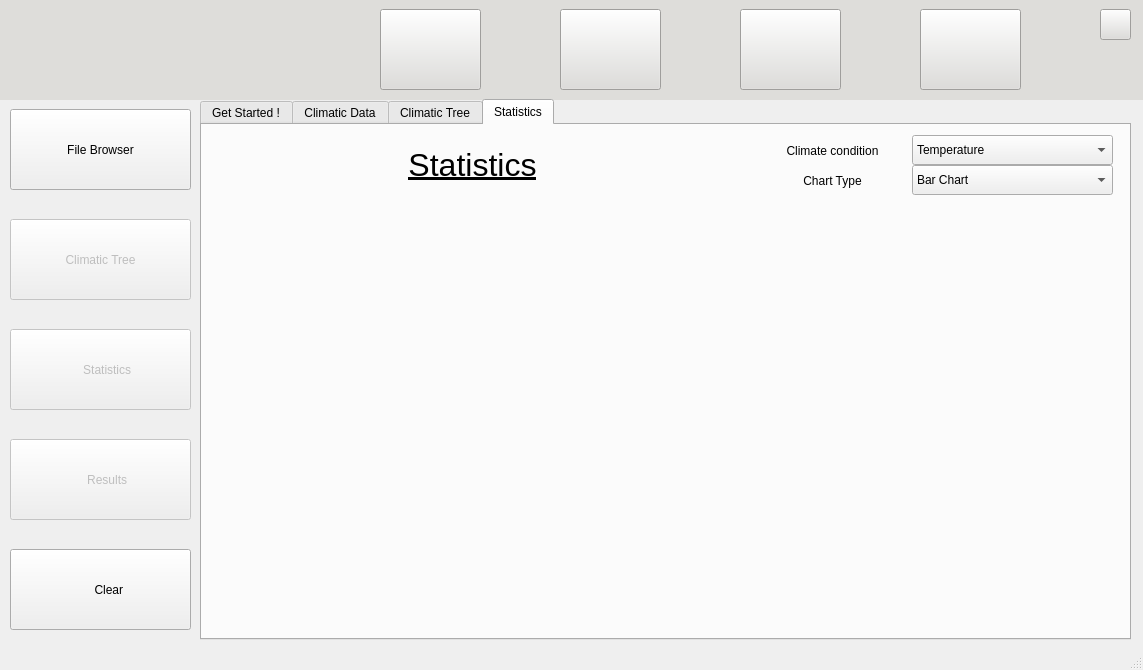
Before: the Qt Designer form scripts/Qt/main.ui in tahiri-lab/iPhyloGeo_plus_plus, drawn with Qt 5.
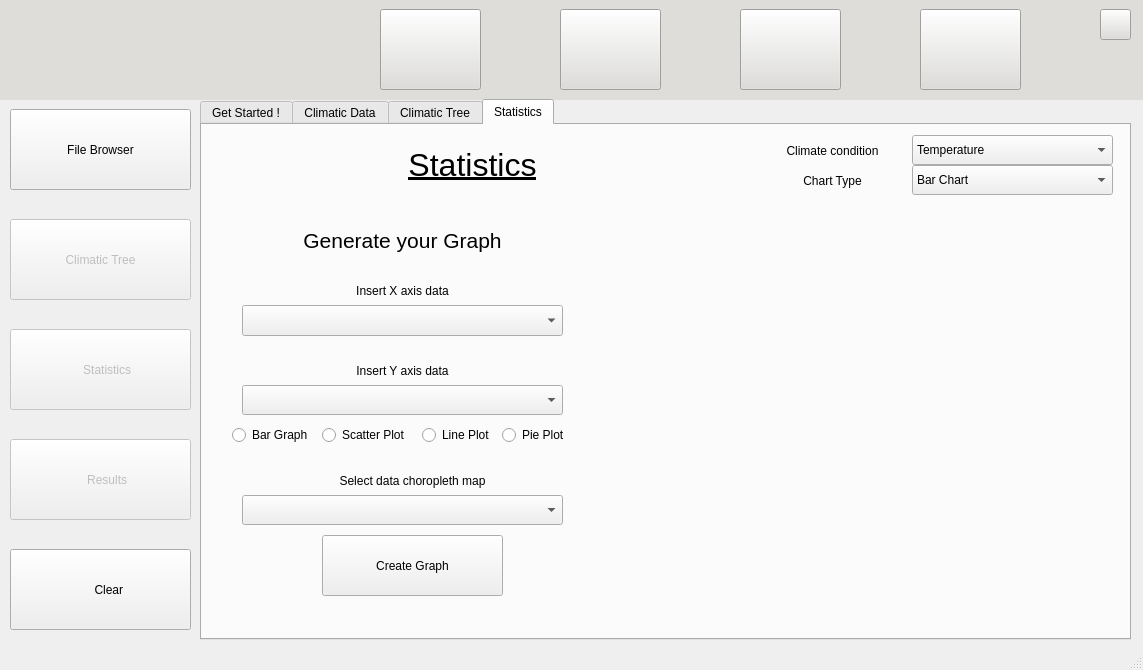
After: the same form once the commit is applied. The open tabs and pages were chosen to show the change. Icons and pictures are not drawn.

Commit message: add the stat sattings to the main.ui

Patch:
```diff
--- a/scripts/Qt/main.ui
+++ b/scripts/Qt/main.ui
@@ -1825,21 +1825,21 @@
          <widget class="QLabel" name="ClimaticChart">
           <property name="geometry">
            <rect>
-            <x>0</x>
-            <y>110</y>
-            <width>911</width>
+            <x>30</x>
+            <y>90</y>
+            <width>340</width>
             <height>391</height>
            </rect>
           </property>
           <property name="minimumSize">
            <size>
-            <width>911</width>
+            <width>340</width>
             <height>391</height>
            </size>
           </property>
           <property name="maximumSize">
            <size>
-            <width>911</width>
+            <width>340</width>
             <height>391</height>
            </size>
           </property>
@@ -1847,6 +1847,272 @@
            <string/>
           </property>
          </widget>
+         <widget class="QLabel" name="ClimaticChart_2">
+          <property name="geometry">
+           <rect>
+            <x>390</x>
+            <y>90</y>
+            <width>520</width>
+            <height>391</height>
+           </rect>
+          </property>
+          <property name="minimumSize">
+           <size>
+            <width>520</width>
+            <height>391</height>
+           </size>
+          </property>
+          <property name="maximumSize">
+           <size>
+            <width>520</width>
+            <height>391</height>
+           </size>
+          </property>
+          <property name="text">
+           <string/>
+          </property>
+         </widget>
+         <widget class="QLabel" name="ClimaticChartSetingsTitle">
+          <property name="geometry">
+           <rect>
+            <x>50</x>
+            <y>90</y>
+            <width>301</width>
+            <height>51</height>
+           </rect>
+          </property>
+          <property name="font">
+           <font>
+            <pointsize>16</pointsize>
+           </font>
+          </property>
+          <property name="whatsThis">
+           <string/>
+          </property>
+          <property name="text">
+           <string>Generate your Graph</string>
+          </property>
+          <property name="alignment">
+           <set>Qt::AlignCenter</set>
+          </property>
+         </widget>
+         <widget class="QLabel" name="ClimaticChartSetingsTextAxisX">
+          <property name="geometry">
+           <rect>
+            <x>120</x>
+            <y>150</y>
+            <width>161</width>
+            <height>31</height>
+           </rect>
+          </property>
+          <property name="whatsThis">
+           <string/>
+          </property>
+          <property name="text">
+           <string>Insert X axis data</string>
+          </property>
+          <property name="alignment">
+           <set>Qt::AlignCenter</set>
+          </property>
+         </widget>
+         <widget class="QComboBox" name="ClimaticChartSetingsAxisX">
+          <property name="geometry">
+           <rect>
+            <x>40</x>
+            <y>180</y>
+            <width>321</width>
+            <height>31</height>
+           </rect>
+          </property>
+          <property name="sizePolicy">
+           <sizepolicy hsizetype="Preferred" vsizetype="Fixed">
+            <horstretch>0</horstretch>
+            <verstretch>0</verstretch>
+           </sizepolicy>
+          </property>
+          <property name="layoutDirection">
+           <enum>Qt::LeftToRight</enum>
+          </property>
+          <property name="autoFillBackground">
+           <bool>false</bool>
+          </property>
+          <property name="editable">
+           <bool>false</bool>
+          </property>
+          <property name="insertPolicy">
+           <enum>QComboBox::InsertAtBottom</enum>
+          </property>
+          <property name="sizeAdjustPolicy">
+           <enum>QComboBox::AdjustToMinimumContentsLengthWithIcon</enum>
+          </property>
+          <property name="frame">
+           <bool>true</bool>
+          </property>
+         </widget>
+         <widget class="QLabel" name="ClimaticChartSetingsTextAxisY">
+          <property name="geometry">
+           <rect>
+            <x>120</x>
+            <y>230</y>
+            <width>161</width>
+            <height>31</height>
+           </rect>
+          </property>
+          <property name="whatsThis">
+           <string/>
+          </property>
+          <property name="text">
+           <string>Insert Y axis data</string>
+          </property>
+          <property name="alignment">
+           <set>Qt::AlignCenter</set>
+          </property>
+         </widget>
+         <widget class="QComboBox" name="ClimaticChartSetingsAxisY">
+          <property name="geometry">
+           <rect>
+            <x>40</x>
+            <y>260</y>
+            <width>321</width>
+            <height>30</height>
+           </rect>
+          </property>
+          <property name="sizePolicy">
+           <sizepolicy hsizetype="Preferred" vsizetype="Fixed">
+            <horstretch>0</horstretch>
+            <verstretch>0</verstretch>
+           </sizepolicy>
+          </property>
+          <property name="editable">
+           <bool>false</bool>
+          </property>
+          <property name="frame">
+           <bool>true</bool>
+          </property>
+         </widget>
+         <widget class="QRadioButton" name="radioButtonBarGraph">
+          <property name="geometry">
+           <rect>
+            <x>30</x>
+            <y>300</y>
+            <width>95</width>
+            <height>20</height>
+           </rect>
+          </property>
+          <property name="text">
+           <string>Bar Graph</string>
+          </property>
+         </widget>
+         <widget class="QLabel" name="ClimaticChartSetingsTextMap">
+          <property name="geometry">
+           <rect>
+            <x>70</x>
+            <y>340</y>
+            <width>281</width>
+            <height>31</height>
+           </rect>
+          </property>
+          <property name="whatsThis">
+           <string/>
+          </property>
+          <property name="text">
+           <string>Select data choropleth map</string>
+          </property>
+          <property name="alignment">
+           <set>Qt::AlignCenter</set>
+          </property>
+         </widget>
+         <widget class="QComboBox" name="ClimaticChartSetingsMap">
+          <property name="geometry">
+           <rect>
+            <x>40</x>
+            <y>370</y>
+            <width>321</width>
+            <height>30</height>
+           </rect>
+          </property>
+          <property name="sizePolicy">
+           <sizepolicy hsizetype="Preferred" vsizetype="Fixed">
+            <horstretch>0</horstretch>
+            <verstretch>0</verstretch>
+           </sizepolicy>
+          </property>
+          <property name="editable">
+           <bool>false</bool>
+          </property>
+          <property name="frame">
+           <bool>true</bool>
+          </property>
+         </widget>
+         <widget class="QPushButton" name="CreateGraphButton">
+          <property name="geometry">
+           <rect>
+            <x>120</x>
+            <y>410</y>
+            <width>181</width>
+            <height>61</height>
+           </rect>
+          </property>
+          <property name="font">
+           <font>
+            <kerning>true</kerning>
+           </font>
+          </property>
+          <property name="text">
+           <string>Create Graph</string>
+          </property>
+          <property name="iconSize">
+           <size>
+            <width>60</width>
+            <height>90</height>
+           </size>
+          </property>
+          <property name="checkable">
+           <bool>false</bool>
+          </property>
+          <property name="flat">
+           <bool>false</bool>
+          </property>
+         </widget>
+         <widget class="QRadioButton" name="radioButtonScatterPlot">
+          <property name="geometry">
+           <rect>
+            <x>120</x>
+            <y>300</y>
+            <width>95</width>
+            <height>20</height>
+           </rect>
+          </property>
+          <property name="text">
+           <string>Scatter Plot</string>
+          </property>
+         </widget>
+         <widget class="QRadioButton" name="radioButtonLinePlot">
+          <property name="geometry">
+           <rect>
+            <x>220</x>
+            <y>300</y>
+            <width>95</width>
+            <height>20</height>
+           </rect>
+          </property>
+          <property name="text">
+           <string>Line Plot</string>
+          </property>
+         </widget>
+         <widget class="QRadioButton" name="radioButtonPiePlot">
+          <property name="geometry">
+           <rect>
+            <x>300</x>
+            <y>300</y>
+            <width>71</width>
+            <height>20</height>
+           </rect>
+          </property>
+          <property name="text">
+           <string>Pie Plot</string>
+          </property>
+         </widget>
         </widget>
        </widget>
       </widget>
```
Left out of the diff: 31 changed lines with no effect on the pictures. The commit also changes 3 other files.
